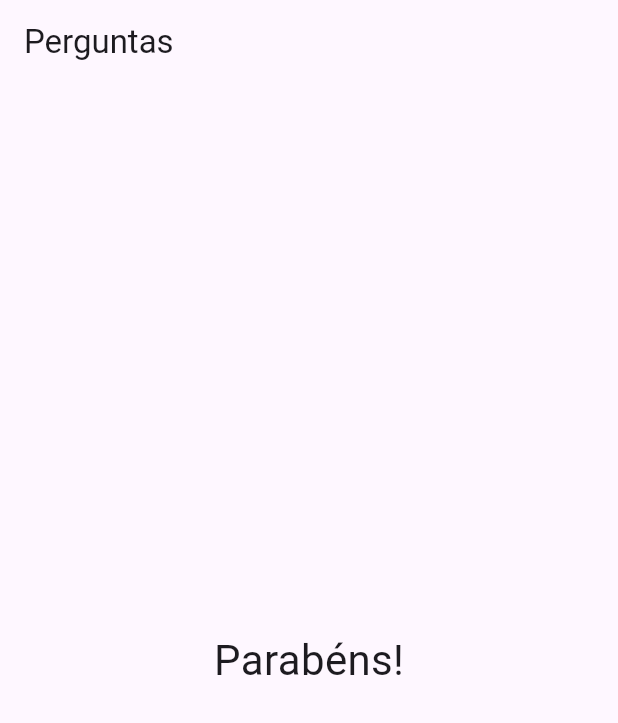
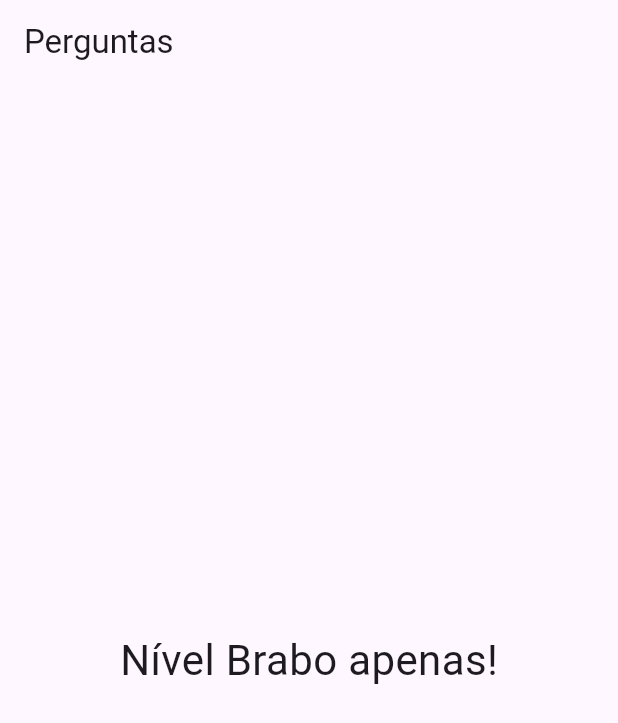
Before and after one commit to JarlissonTomaz/curso_flutter, a Flutter app: the screen it shows after launch, after a tap on "Preto", after a tap on "Elefante", after a tap on "Maria", on a phone screen of 412 x 824 dp. Shown: the top 723 px of the screen. Run offline on Flutter 3.47's test engine with Material 3 defaults, Android fonts, the phone set to English and light mode, and no system bars.

Commit message:
response fix

```diff
--- a/flutter_curso/lib/main.dart
+++ b/flutter_curso/lib/main.dart
@@ -56,9 +56,7 @@ class _PerguntaAppState extends State<PerguntaApp> {
           _valorTotal += pontuacao;
         },
       );
-      print(_valorTotal);
     }
-    print(_valorTotal);
   }
 
   bool get temPerguntaSelecionada {
@@ -77,7 +75,7 @@ class _PerguntaAppState extends State<PerguntaApp> {
               perguntas: _perguntas,
               responder: _reponder,
             )
-          : const Resultado(),
+          : Resultado(_valorTotal),
     );
   }
 }
--- a/flutter_curso/lib/resultado.dart
+++ b/flutter_curso/lib/resultado.dart
@@ -1,14 +1,28 @@
 import 'package:flutter/material.dart';
 
 class Resultado extends StatelessWidget {
-  const Resultado({super.key});
+  const Resultado(this.pontuacao, {super.key});
+
+  final int pontuacao;
+
+  String get fraseResultado {
+    if (pontuacao < 8) {
+      return 'Parabéns!';
+    } else if (pontuacao < 12) {
+      return 'Você é bom!';
+    } else if (pontuacao < 16) {
+      return 'Impressionante!';
+    } else {
+      return 'Nível Brabo apenas!';
+    }
+  }
 
   @override
   Widget build(BuildContext context) {
-    return const Center(
+    return Center(
       child: Text(
-        'Parabéns!',
-        style: TextStyle(fontSize: 28.0),
+        fraseResultado,
+        style: const TextStyle(fontSize: 28.0),
       ),
     );
   }
```
